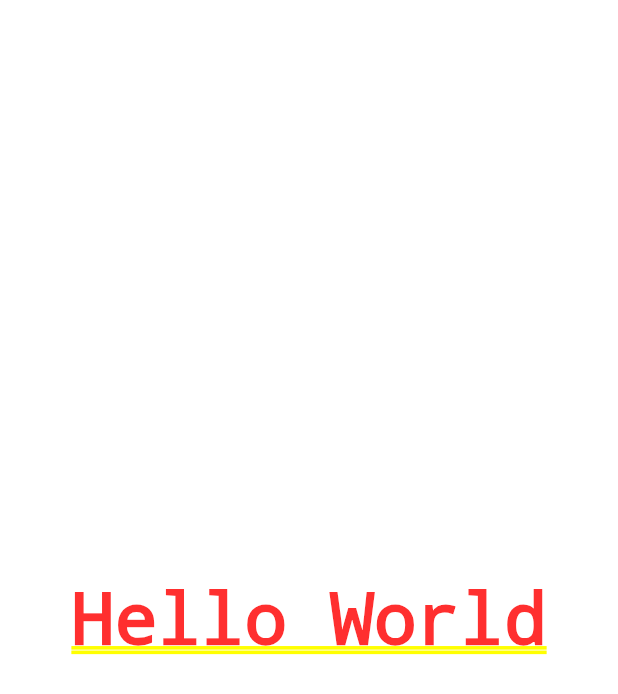
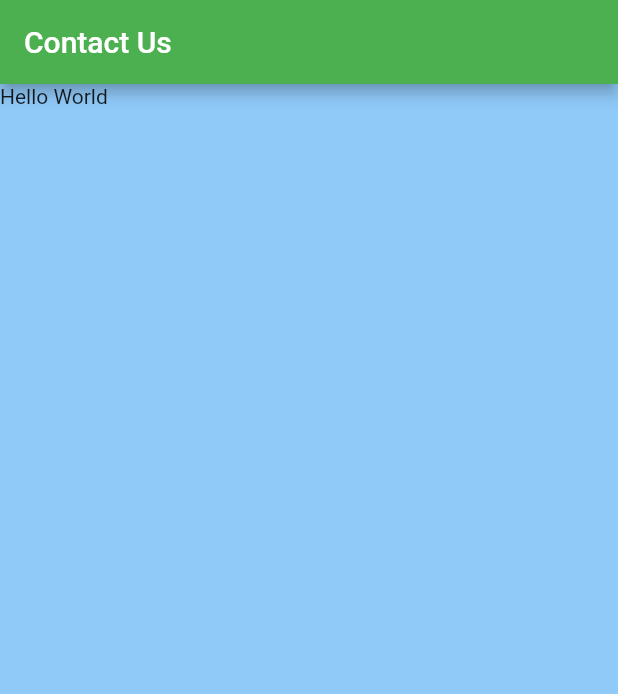
Before and after one commit to devrajgaur/contact_us, a Flutter app: the screen it shows after launch, on a phone screen of 412 x 824 dp. Shown: the top 694 px of the screen. Run offline on Flutter 3.47's test engine with Material 2 defaults, Android fonts, the phone set to English and light mode, and no system bars.

Commit message:
learned about Scaffold and hot reload in this lesson

```diff
--- a/lib/main.dart
+++ b/lib/main.dart
@@ -1,9 +1,24 @@
 import 'package:flutter/material.dart';
+import 'package:flutter/rendering.dart';
 
-void main() => runApp(
-      MaterialApp(
-        home: Center(
-          child: Text("Hello World"),
+void main() {
+  runApp(contact());
+}
+
+class contact extends StatelessWidget {
+  const contact({Key key}) : super(key: key);
+
+  @override
+  Widget build(BuildContext context) {
+    return MaterialApp(
+      home: Scaffold(
+        backgroundColor: Colors.blue[200],
+        appBar: AppBar(
+          title: Text("Contact Us"),
+          backgroundColor: Colors.green,
         ),
+        body: Text("Hello World"),
       ),
     );
+  }
+}
```
